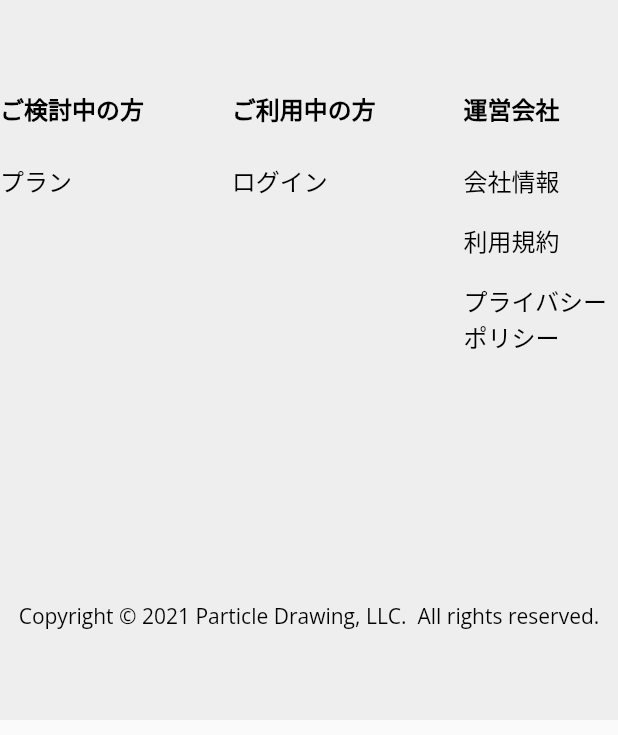
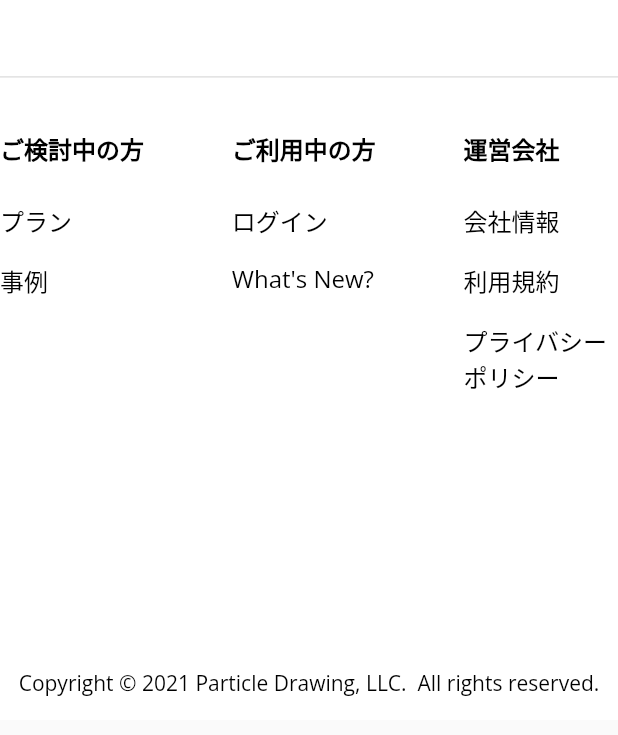
Before and after one commit to takase-pd/baylifeweb, a Flutter app: the TopPageFooterWidget widget shown alone on an empty page, opened directly, on a phone screen of 412 x 824 dp. Shown: the top 735 px of the screen. Run offline on Flutter 3.47's test engine with Material 2 defaults, Android fonts, the phone set to English and light mode, and no system bars; our stand-ins replace auto_size_text, built_collection, built_value, cloud_firestore, firebase_auth, firebase_core and 12 more; missing offline and left inert: mime_type; accounts and stored records are empty; generated files the repository leaves out were written again.

Commit message:
Updating to latest FlutterFlow output.

```diff
--- a/lib/components/top_page_footer_widget.dart
+++ b/lib/components/top_page_footer_widget.dart
@@ -18,16 +18,25 @@ class _TopPageFooterWidgetState extends State<TopPageFooterWidget> {
       width: double.infinity,
       height: 480,
       decoration: BoxDecoration(
-        color: FlutterFlowTheme.tertiaryColor,
+        color: FlutterFlowTheme.background,
       ),
       child: Column(
         mainAxisSize: MainAxisSize.max,
-        mainAxisAlignment: MainAxisAlignment.center,
+        mainAxisAlignment: MainAxisAlignment.spaceAround,
         children: [
           Container(
-            width: 960,
-            height: 360,
+            width: 1120,
+            height: 400,
             decoration: BoxDecoration(),
+            child: Column(
+              mainAxisSize: MainAxisSize.max,
+              children: [
+                Divider(
+                  height: 72,
+                  thickness: 1,
+                  color: FlutterFlowTheme.tDark,
+                ),
+                Expanded(
                   child: Column(
                     mainAxisSize: MainAxisSize.max,
                     mainAxisAlignment: MainAxisAlignment.spaceBetween,
@@ -43,8 +52,8 @@ class _TopPageFooterWidgetState extends State<TopPageFooterWidget> {
                               crossAxisAlignment: CrossAxisAlignment.start,
                               children: [
                                 Padding(
-                            padding:
-                                EdgeInsetsDirectional.fromSTEB(0, 0, 0, 24),
+                                  padding: EdgeInsetsDirectional.fromSTEB(
+                                      0, 0, 0, 24),
                                   child: Text(
                                     'ご検討中の方',
                                     style: FlutterFlowTheme.subtitle2.override(
@@ -54,9 +63,21 @@ class _TopPageFooterWidgetState extends State<TopPageFooterWidget> {
                                     ),
                                   ),
                                 ),
-                          Text(
+                                Padding(
+                                  padding: EdgeInsetsDirectional.fromSTEB(
+                                      0, 0, 0, 16),
+                                  child: Text(
                                     'プラン',
                                     style: FlutterFlowTheme.bodyText1,
+                                  ),
+                                ),
+                                Padding(
+                                  padding: EdgeInsetsDirectional.fromSTEB(
+                                      0, 0, 0, 16),
+                                  child: Text(
+                                    '事例',
+                                    style: FlutterFlowTheme.bodyText1,
+                                  ),
                                 )
                               ],
                             ),
@@ -68,8 +89,8 @@ class _TopPageFooterWidgetState extends State<TopPageFooterWidget> {
                               crossAxisAlignment: CrossAxisAlignment.start,
                               children: [
                                 Padding(
-                            padding:
-                                EdgeInsetsDirectional.fromSTEB(0, 0, 0, 24),
+                                  padding: EdgeInsetsDirectional.fromSTEB(
+                                      0, 0, 0, 24),
                                   child: Text(
                                     'ご利用中の方',
                                     style: FlutterFlowTheme.subtitle2.override(
@@ -79,9 +100,27 @@ class _TopPageFooterWidgetState extends State<TopPageFooterWidget> {
                                     ),
                                   ),
                                 ),
-                          Text(
+                                Padding(
+                                  padding: EdgeInsetsDirectional.fromSTEB(
+                                      0, 0, 0, 16),
+                                  child: Text(
                                     'ログイン',
                                     style: FlutterFlowTheme.bodyText1,
+                                  ),
+                                ),
+                                Padding(
+                                  padding: EdgeInsetsDirectional.fromSTEB(
+                                      0, 0, 0, 16),
+                                  child: InkWell(
+                                    onTap: () async {
+                                      await launchURL(
+                                          'Cg1UZXh0X2lxdjhta2IwGAIiHRINCgnjg5fjg6njg7NABloJIQAAAAAAADBAiAMCYgA=');
+                                    },
+                                    child: Text(
+                                      'What\'s New?',
+                                      style: FlutterFlowTheme.bodyText1,
+                                    ),
+                                  ),
                                 )
                               ],
                             ),
@@ -93,8 +132,8 @@ class _TopPageFooterWidgetState extends State<TopPageFooterWidget> {
                               crossAxisAlignment: CrossAxisAlignment.start,
                               children: [
                                 Padding(
-                            padding:
-                                EdgeInsetsDirectional.fromSTEB(0, 0, 0, 24),
+                                  padding: EdgeInsetsDirectional.fromSTEB(
+                                      0, 0, 0, 24),
                                   child: Text(
                                     '運営会社',
                                     style: FlutterFlowTheme.subtitle2.override(
@@ -105,8 +144,8 @@ class _TopPageFooterWidgetState extends State<TopPageFooterWidget> {
                                   ),
                                 ),
                                 Padding(
-                            padding:
-                                EdgeInsetsDirectional.fromSTEB(0, 0, 0, 16),
+                                  padding: EdgeInsetsDirectional.fromSTEB(
+                                      0, 0, 0, 16),
                                   child: InkWell(
                                     onTap: () async {
                                       await launchURL(
@@ -119,8 +158,8 @@ class _TopPageFooterWidgetState extends State<TopPageFooterWidget> {
                                   ),
                                 ),
                                 Padding(
-                            padding:
-                                EdgeInsetsDirectional.fromSTEB(0, 0, 0, 16),
+                                  padding: EdgeInsetsDirectional.fromSTEB(
+                                      0, 0, 0, 16),
                                   child: InkWell(
                                     onTap: () async {
                                       await launchURL(
@@ -133,8 +172,8 @@ class _TopPageFooterWidgetState extends State<TopPageFooterWidget> {
                                   ),
                                 ),
                                 Padding(
-                            padding:
-                                EdgeInsetsDirectional.fromSTEB(0, 0, 0, 16),
+                                  padding: EdgeInsetsDirectional.fromSTEB(
+                                      0, 0, 0, 16),
                                   child: InkWell(
                                     onTap: () async {
                                       await launchURL(
@@ -150,6 +189,12 @@ class _TopPageFooterWidgetState extends State<TopPageFooterWidget> {
                             ),
                           )
                         ],
+                      )
+                    ],
+                  ),
+                )
+              ],
+            ),
           ),
           Text(
             'Copyright © 2021 Particle Drawing, LLC.  All rights reserved.',
@@ -160,9 +205,6 @@ class _TopPageFooterWidgetState extends State<TopPageFooterWidget> {
           )
         ],
       ),
-          )
-        ],
-      ),
     );
   }
 }
```
Lines whose indentation alone changed are shown as unchanged.
